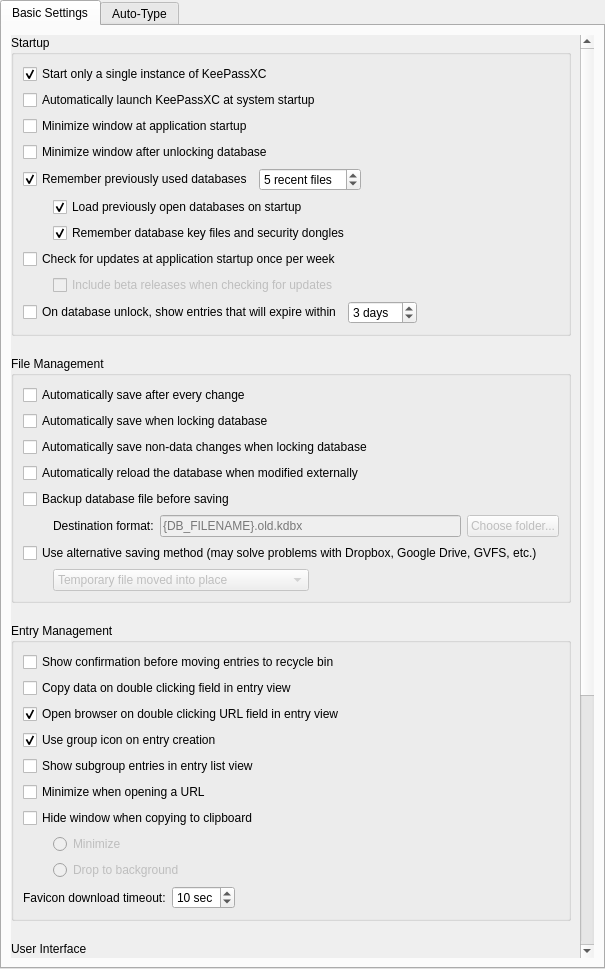
Qt form src/gui/ApplicationSettingsWidgetGeneral.ui (juzu-o/keepassxc) before a commit.
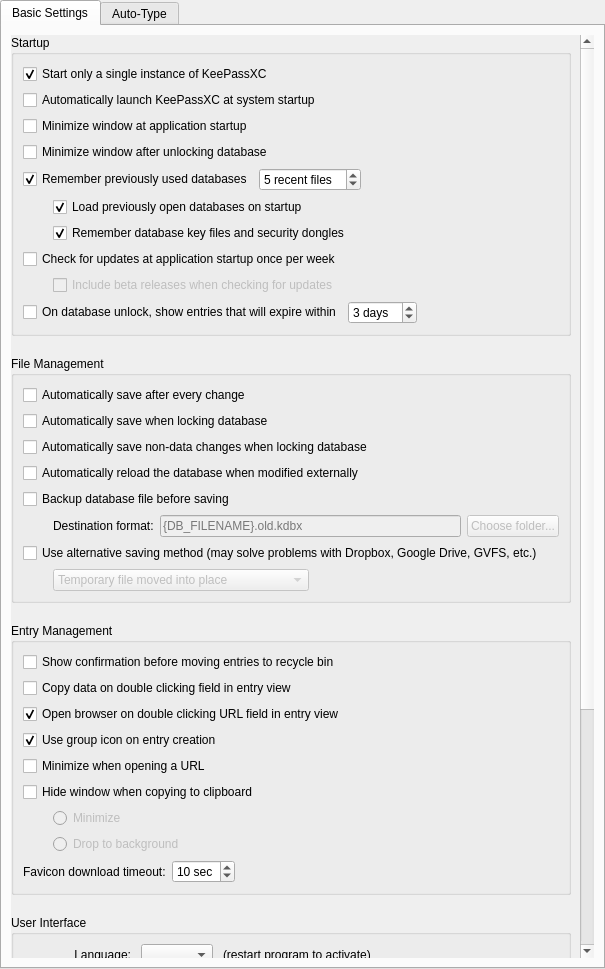
The same form after that commit. Custom widgets are drawn as their Qt base class.

Commit message: Port PR #8 changes: Move Show Subgroup Entries to View menu with comprehensive improvements

Diff of the .ui file:
```diff
--- a/src/gui/ApplicationSettingsWidgetGeneral.ui
+++ b/src/gui/ApplicationSettingsWidgetGeneral.ui
@@ -566,13 +566,7 @@
                 </property>
                </widget>
               </item>
-              <item>
-               <widget class="QCheckBox" name="showSubgroupEntriesCheckBox">
-                <property name="text">
-                 <string>Show subgroup entries in entry list view</string>
-                </property>
-               </widget>
-              </item>
+
               <item>
                <widget class="QCheckBox" name="minimizeOnOpenUrlCheckBox">
                 <property name="text">
```
The commit also changes 6 other files.
